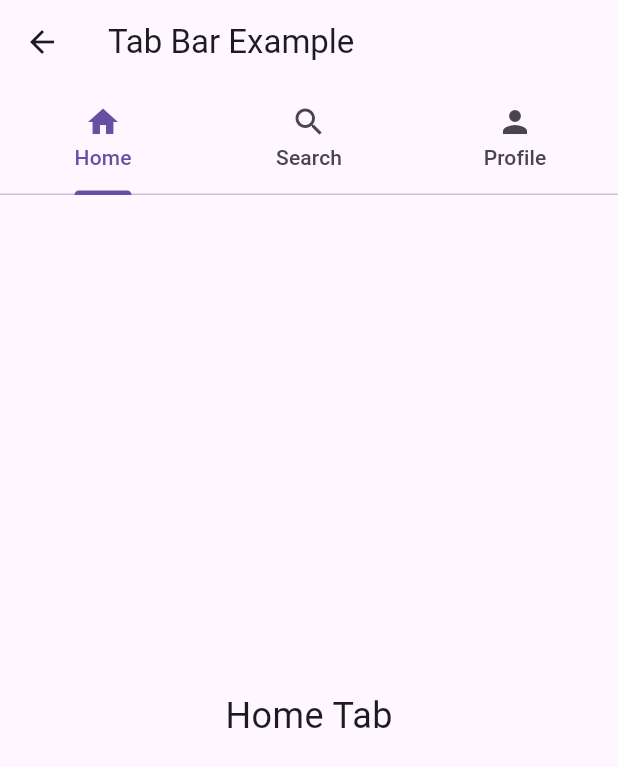
After one commit to anupam92402/NavigatorObserver, a Flutter app: the screen it shows after launch, after a tap on "Open Tab View Bar Screen", on a phone screen of 412 x 824 dp. The commit adds this screen. Shown: the top 767 px of the screen. Run offline on Flutter 3.47's test engine with Material 3 defaults, Android fonts, the phone set to English and light mode, and no system bars.

Commit message:
bottom sheet, tab bar and bottom nav bar screens added

```diff
--- a/lib/presentation/views/home_screen.dart
+++ b/lib/presentation/views/home_screen.dart
@@ -2,6 +2,10 @@ import 'package:flutter/material.dart';
 import 'package:navigation/navigator/route_observer/route_observer_util.dart';
 import 'package:navigation/presentation/views/profile_screen.dart';
 import 'package:navigation/presentation/views/settings_screen.dart';
+import 'package:navigation/presentation/views/tab_bar_screen.dart';
+
+import 'bottom_nav_bar_screen.dart';
+import 'bottom_sheet_screen.dart';
 
 class HomeScreen extends StatefulWidget {
   const HomeScreen({super.key});
@@ -97,6 +101,39 @@ class _HomeScreenState extends State<HomeScreen> with RouteAware {
             },
             child: Text('Navigate to Profile Screen'),
           ),
+          ElevatedButton(
+            onPressed: () {
+              Navigator.of(context).push(
+                MaterialPageRoute(
+                  settings: const RouteSettings(name: 'BottomSheetScreen'),
+                  builder: (context) => BottomSheetScreen(),
+                ),
+              );
+            },
+            child: Text('Open Bottom Sheet Screen'),
+          ),
+          ElevatedButton(
+            onPressed: () {
+              Navigator.of(context).push(
+                MaterialPageRoute(
+                  settings: const RouteSettings(name: 'BottomNavBarScreen'),
+                  builder: (context) => BottomNavBarScreen(),
+                ),
+              );
+            },
+            child: Text('Open Bottom Navigation Bar screen'),
+          ),
+          ElevatedButton(
+            onPressed: () {
+              Navigator.of(context).push(
+                MaterialPageRoute(
+                  settings: const RouteSettings(name: 'TabBarScreen'),
+                  builder: (context) => TabBarScreen(),
+                ),
+              );
+            },
+            child: Text('Open Tab View Bar Screen'),
+          ),
         ],
       ),
     );
--- /dev/null
+++ b/lib/presentation/views/tab_bar_screen.dart
@@ -0,0 +1,102 @@
+import 'package:flutter/material.dart';
+
+class TabBarScreen extends StatefulWidget {
+  const TabBarScreen({super.key});
+
+  @override
+  State<TabBarScreen> createState() => _TabBarScreenState();
+}
+
+class _TabBarScreenState extends State<TabBarScreen>
+    with SingleTickerProviderStateMixin {
+  late final TabController _tabController;
+
+  final List<Widget> _tabs = const [
+    Tab(text: "Home", icon: Icon(Icons.home)),
+    Tab(text: "Search", icon: Icon(Icons.search)),
+    Tab(text: "Profile", icon: Icon(Icons.person)),
+  ];
+
+  final List<Widget> _views = const [
+    HomeTab(),
+    SearchTab(),
+    ProfileTab(),
+  ];
+
+  @override
+  void initState() {
+    super.initState();
+    _tabController = TabController(length: _tabs.length, vsync: this);
+  }
+
+  @override
+  void dispose() {
+    _tabController.dispose();
+    super.dispose();
+  }
+
+  @override
+  Widget build(BuildContext context) {
+    return Scaffold(
+      appBar: AppBar(
+        title: const Text("Tab Bar Example"),
+        bottom: TabBar(
+          controller: _tabController,
+          tabs: _tabs,
+          indicatorSize: TabBarIndicatorSize.label,
+        ),
+      ),
+
+      body: TabBarView(
+        controller: _tabController,
+        children: _views,
+      ),
+    );
+  }
+}
+
+//
+// ---------------- TAB SCREENS ----------------
+//
+
+class HomeTab extends StatelessWidget {
+  const HomeTab({super.key});
+
+  @override
+  Widget build(BuildContext context) {
+    return const Center(
+      child: Text(
+        "Home Tab",
+        style: TextStyle(fontSize: 24),
+      ),
+    );
+  }
+}
+
+class SearchTab extends StatelessWidget {
+  const SearchTab({super.key});
+
+  @override
+  Widget build(BuildContext context) {
+    return const Center(
+      child: Text(
+        "Search Tab",
+        style: TextStyle(fontSize: 24),
+      ),
+    );
+  }
+}
+
+class ProfileTab extends StatelessWidget {
+  const ProfileTab({super.key});
+
+  @override
+  Widget build(BuildContext context) {
+    return const Center(
+      child: Text(
+        "Profile Tab",
+        style: TextStyle(fontSize: 24),
+      ),
+    );
+  }
+}
```
Also changed, not shown: lib/presentation/views/bottom_nav_bar_screen.dart (added, +99 -0 lines), lib/presentation/views/bottom_sheet_screen.dart (added, +184 -0 lines).
